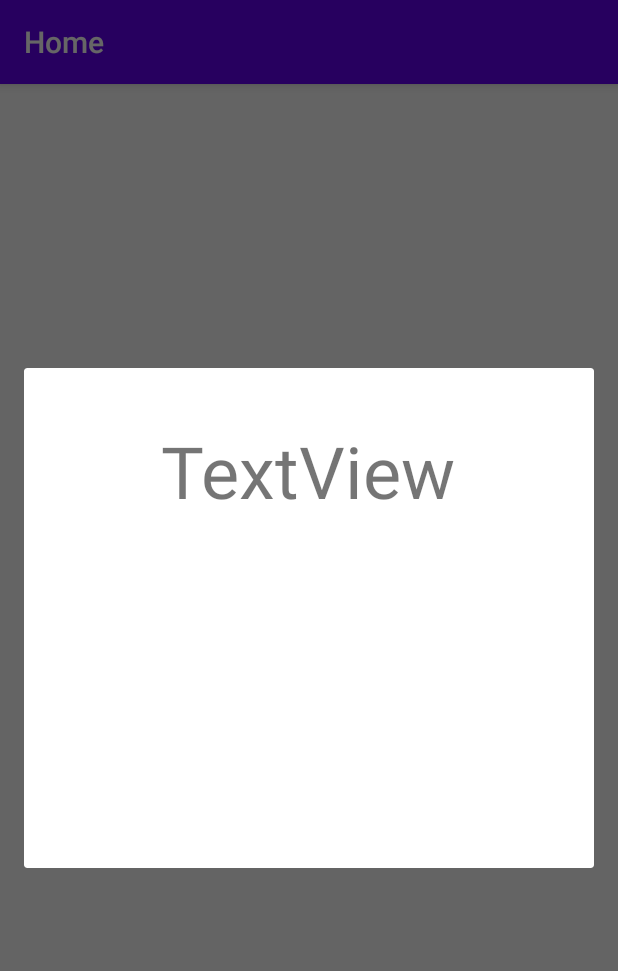
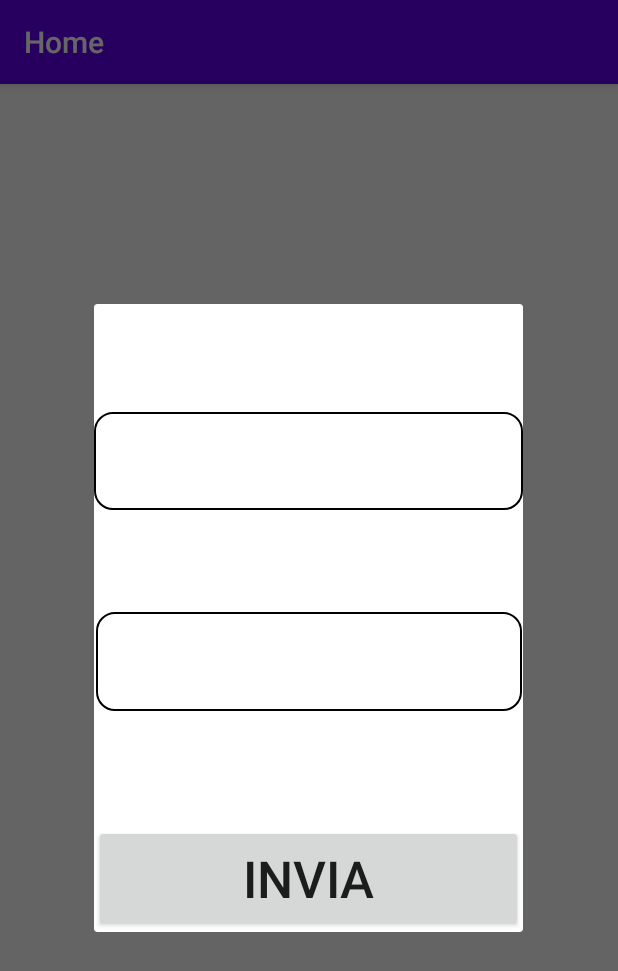
Before and after one commit to l-uda/app, an Android app: the fragment AnswerTextDF placed in its activity, on a phone screen of 412 x 824 dp. Shown: the top 971 px of the screen. Run offline under Robolectric (Android 15) with nearby library versions, the phone set to English and light mode, and no system bars; our stand-ins replace navigation-ui; libraries missing offline, so code that uses them is left out: com.intentfilter.androidpermissions, org.albaspazio.core; 5 statements that could not run were skipped.

Commit message:
version 0.1.1. first preproduction test bug fix in AnswerTextDF.kt

```diff
--- a/app/src/main/AndroidManifest.xml
+++ b/app/src/main/AndroidManifest.xml
@@ -3,6 +3,7 @@
     package="iit.uvip.ludaApp">
 
     <application
+        android:name=".MainApplication"
         android:allowBackup="true"
         android:icon="@mipmap/ic_launcher"
         android:label="@string/app_name"
--- a/app/src/main/java/iit/uvip/ludaApp/MainActivity.kt
+++ b/app/src/main/java/iit/uvip/ludaApp/MainActivity.kt
@@ -109,8 +109,8 @@ class MainActivity : AppCompatActivity(), NavController.OnDestinationChangedList
     override fun onDestroy() {
 
         // release TTS
-        val application = applicationContext as MainApplication
-        application.tts?.shutdown()
+        val app = application as MainApplication
+        app.tts?.shutdown()
 
         dialog?.dismiss()
         findNavController(R.id.my_nav_host_fragment).removeOnDestinationChangedListener(this)
--- a/app/src/main/java/iit/uvip/ludaApp/view/AnswerTextDF.kt
+++ b/app/src/main/java/iit/uvip/ludaApp/view/AnswerTextDF.kt
@@ -2,23 +2,16 @@ package iit.uvip.ludaApp.view
 
 import android.app.Activity
 import android.content.Intent
-import android.graphics.Color
 import android.os.Bundle
 import android.text.InputType
-import android.view.Gravity
 import android.view.LayoutInflater
 import android.view.View
 import android.view.ViewGroup
-import android.widget.Button
 import android.widget.LinearLayout
 import android.widget.Toast
-import androidx.constraintlayout.widget.ConstraintLayout
 import androidx.fragment.app.DialogFragment
 import iit.uvip.ludaApp.R
-import kotlinx.android.synthetic.main.fragment_button_answers.*
-import kotlinx.android.synthetic.main.fragment_button_answers.txtQuestion
 import kotlinx.android.synthetic.main.fragment_text_answers.*
-import org.albaspazio.core.accessory.getArrayOrNull
 import org.albaspazio.core.accessory.jsonObject
 import org.albaspazio.core.ui.showToast
 
@@ -31,7 +24,7 @@ class AnswerTextDF: DialogFragment() {
     private val answers = mutableListOf<String>()
 
     override fun onCreateView(inflater: LayoutInflater, container: ViewGroup?, savedInstanceState: Bundle?): View? {
-        return inflater.inflate(R.layout.fragment_button_answers, container)
+        return inflater.inflate(R.layout.fragment_text_answers, container)
     }
 
     override fun onViewCreated(view: View, savedInstanceState: Bundle?) {
@@ -50,7 +43,7 @@ class AnswerTextDF: DialogFragment() {
         btSubmit.setOnClickListener {
             if(txtAnswer.text.isEmpty())
                             showToast("Inserisci la risposta", requireContext(), Toast.LENGTH_LONG)
-            else            sendResult(txtAnswer.text as String)
+            else            sendResult(txtAnswer.text.toString())
         }
     }
 
--- /dev/null
+++ b/app/src/main/res/drawable/edit_text_border.xml
@@ -0,0 +1,15 @@
+<shape
+    xmlns:android="http://schemas.android.com/apk/res/android"
+    android:shape="rectangle">
+    <solid
+        android:color="@android:color/transparent"/>
+
+    <corners
+        android:bottomRightRadius="12dp"
+        android:bottomLeftRadius="12dp"
+        android:topLeftRadius="12dp"
+        android:topRightRadius="12dp"/>
+    <stroke
+        android:color="#000000"
+        android:width="1dp"/>
+</shape>
--- a/app/src/main/res/layout/fragment_text_answers.xml
+++ b/app/src/main/res/layout/fragment_text_answers.xml
@@ -8,30 +8,34 @@
     <TextView
         android:id="@+id/txtQuestion"
         android:layout_width="286dp"
-        android:layout_height="49dp"
+        android:layout_height="65dp"
         android:layout_marginTop="72dp"
-        android:text="TextView"
+        android:text=""
+        android:textSize="34sp"
+        android:background="@drawable/edit_text_border"
         app:layout_constraintEnd_toEndOf="parent"
         app:layout_constraintHorizontal_bias="0.496"
         app:layout_constraintStart_toStartOf="parent"
         app:layout_constraintTop_toTopOf="parent" />
 
-    <TextView
+    <EditText
         android:id="@+id/txtAnswer"
-        android:layout_width="287dp"
-        android:layout_height="55dp"
+        android:layout_width="284dp"
+        android:layout_height="66dp"
         android:layout_marginTop="68dp"
-        android:text="TextView"
+        android:textSize="34sp"
+        android:background="@drawable/edit_text_border"
         app:layout_constraintEnd_toEndOf="parent"
         app:layout_constraintStart_toStartOf="parent"
-        app:layout_constraintTop_toBottomOf="@+id/txtQuestion" />
+        app:layout_constraintTop_toBottomOf="@+id/txtQuestion"/>
 
     <Button
         android:id="@+id/btSubmit"
-        android:layout_width="287dp"
-        android:layout_height="53dp"
+        android:layout_width="286dp"
+        android:layout_height="71dp"
         android:layout_marginTop="76dp"
         android:text="INVIA"
+        android:textSize="34sp"
         app:layout_constraintEnd_toEndOf="parent"
         app:layout_constraintStart_toStartOf="parent"
         app:layout_constraintTop_toBottomOf="@+id/txtAnswer" />
```
Also changed, not shown: app/src/main/java/iit/uvip/ludaApp/view/AnswerButtonsDF.kt (+0 -9 lines), 1 other file.
